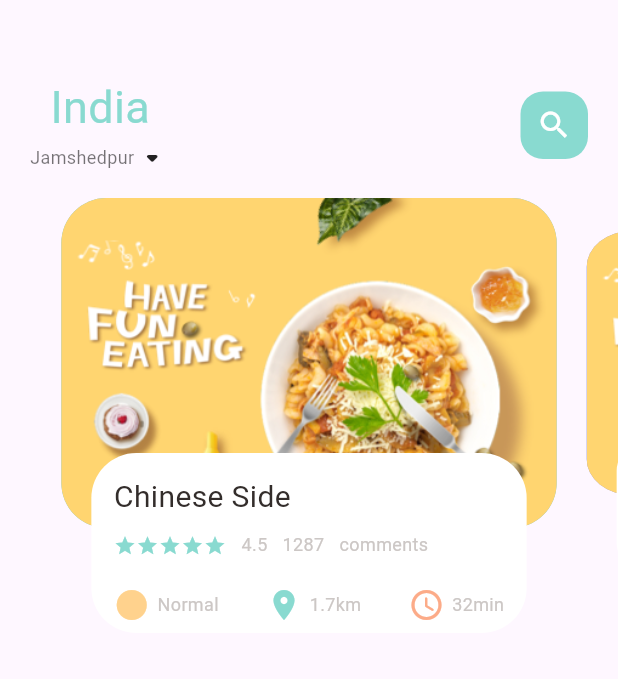
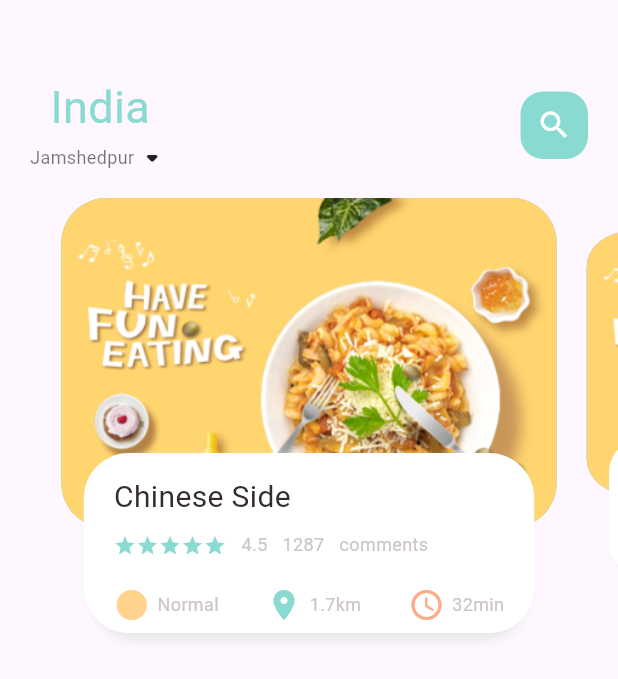
Before and after one commit to raunakb03/flutter_food_application, a Flutter app: the screen it shows after launch, on a phone screen of 412 x 824 dp. Shown: the top 679 px of the screen. Run offline on Flutter 3.47's test engine with Material 3 defaults, Android fonts, the phone set to English and light mode, and no system bars.

```diff
--- a/lib/home/food_page_body.dart
+++ b/lib/home/food_page_body.dart
@@ -69,12 +69,13 @@ class _FoodPageBodyState extends State<FoodPageBody> {
     } else {
       var currScale = 0.8;
       matrix = Matrix4.diagonal3Values(1, currScale, 1)
-        ..setTranslationRaw(0, _height * (1 - _scaleFactor)/2, 1);
+        ..setTranslationRaw(0, _height * (1 - _scaleFactor) / 2, 1);
     }
     return Transform(
       transform: matrix,
       child: Stack(
         children: [
+          // main outer container
           Container(
             height: 220,
             margin: const EdgeInsets.only(left: 10, right: 10),
@@ -88,21 +89,37 @@ class _FoodPageBodyState extends State<FoodPageBody> {
                   image: AssetImage("assets/image/food0.png")),
             ),
           ),
+
+          // smaller container
           Align(
             alignment: Alignment.bottomCenter,
             child: Container(
               height: 120,
               margin: const EdgeInsets.only(left: 30, right: 30, bottom: 30),
               decoration: BoxDecoration(
-                borderRadius: BorderRadius.circular(30),
-                color: Colors.white,
-              ),
+                  borderRadius: BorderRadius.circular(30),
+                  color: Colors.white,
+                  boxShadow: const [
+                    BoxShadow(
+                      color: Color(0xFFe8e8e8),
+                      blurRadius: 5.0,
+                      offset: Offset(0, 5),
+                    ),
+                    BoxShadow(
+                      color: Colors.white,
+                      offset: Offset(-5, 0),
+                    ),
+                    BoxShadow(
+                      color: Colors.white,
+                      offset: Offset(5, 0),
+                    )
+                  ]),
               child: Container(
                 padding: const EdgeInsets.only(left: 15, right: 15, top: 15),
                 child: Column(
                   crossAxisAlignment: CrossAxisAlignment.start,
                   children: [
-                    BigText(text: "Chinese Side"),
+                    const BigText(text: "Chinese Side"),
                     const SizedBox(height: 10),
                     Row(
                       children: [
--- a/pubspec.yaml
+++ b/pubspec.yaml
@@ -13,6 +13,7 @@ dependencies:
 
 
   cupertino_icons: ^1.0.2
+  dots_indicator: ^3.0.0
 
 dev_dependencies:
   flutter_test:
```
Also changed, not shown: pubspec.lock.
